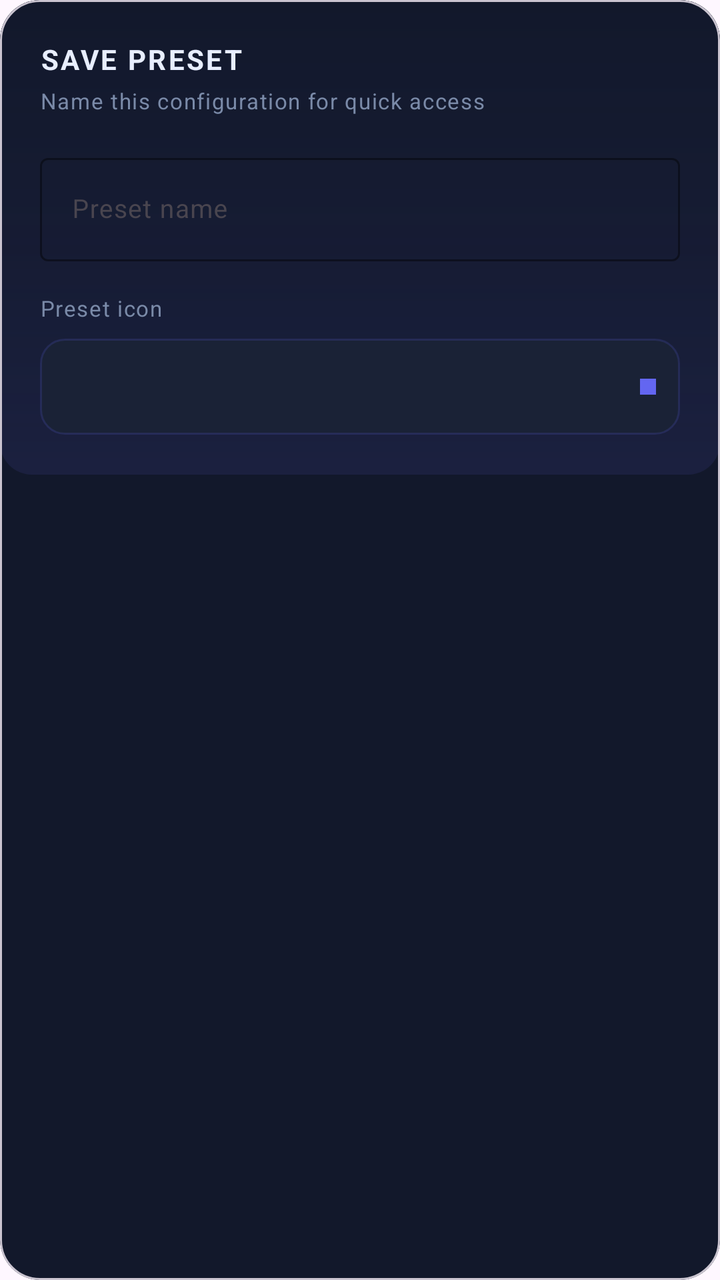
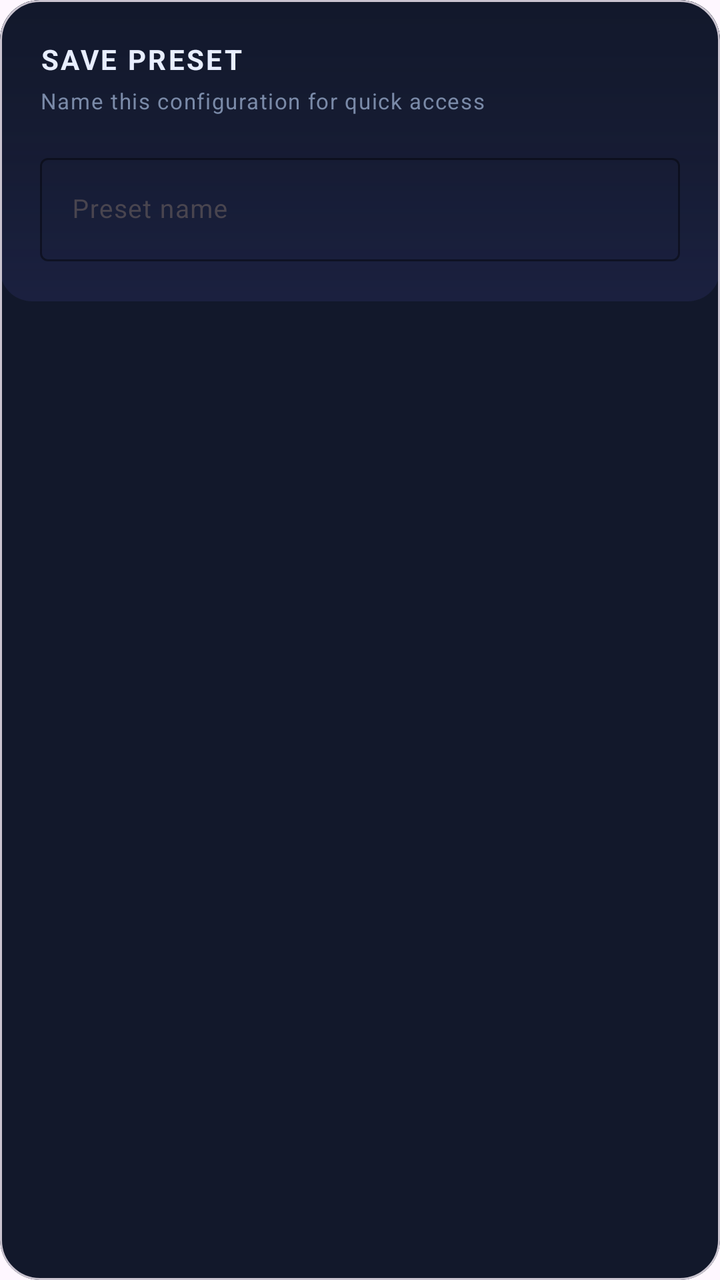

The first picture is an Android layout as it rendered before a commit; the second is the same layout after the commit. The layout source and the unified diff follow.
<!-- AndroidManifest.xml: application theme Theme.Bifrost -->
<!-- res/layout/dialog_preset_name.xml -->
<?xml version="1.0" encoding="utf-8"?>
<com.google.android.material.card.MaterialCardView xmlns:android="http://schemas.android.com/apk/res/android"
    xmlns:app="http://schemas.android.com/apk/res-auto"
    android:layout_width="match_parent"
    android:layout_height="wrap_content"
    app:cardCornerRadius="20dp"
    app:cardElevation="0dp"
    app:cardBackgroundColor="@color/bifrost_card"
    android:layout_margin="16dp"
    android:outlineAmbientShadowColor="@color/bifrost_glow_purple"
    android:outlineSpotShadowColor="@color/bifrost_glow_purple">

    <LinearLayout
        android:layout_width="match_parent"
        android:layout_height="wrap_content"
        android:orientation="vertical"
        android:padding="20dp"
        android:background="@drawable/card_glow_bg">

        <TextView
            android:id="@+id/dialogTitle"
            android:layout_width="wrap_content"
            android:layout_height="wrap_content"
            android:text="SAVE PRESET"
            android:textColor="@color/bifrost_text"
            android:textSize="14sp"
            android:textStyle="bold"
            android:letterSpacing="0.08"
            android:layout_marginBottom="4dp" />

        <TextView
            android:id="@+id/dialogSubtitle"
            android:layout_width="wrap_content"
            android:layout_height="wrap_content"
            android:text="Name this configuration for quick access"
            android:textColor="@color/bifrost_text_secondary"
            android:textSize="11sp"
            android:letterSpacing="0.05"
            android:layout_marginBottom="16dp" />

        <com.google.android.material.textfield.TextInputLayout
            android:id="@+id/presetNameInputLayout"
            android:layout_width="match_parent"
            android:layout_height="wrap_content"
            android:hint="Preset name"
            app:boxBackgroundMode="outline"
            app:boxStrokeColor="@color/bifrost_accent"
            app:hintTextColor="@color/bifrost_text_secondary">

            <com.google.android.material.textfield.TextInputEditText
                android:id="@+id/presetNameInput"
                android:layout_width="match_parent"
                android:layout_height="wrap_content"
                android:textColor="@color/bifrost_text"
                android:textColorHint="@color/bifrost_text_secondary"
                android:textSize="13sp" />
        </com.google.android.material.textfield.TextInputLayout>

        <TextView
            android:layout_width="wrap_content"
            android:layout_height="wrap_content"
            android:layout_marginTop="16dp"
            android:layout_marginBottom="8dp"
            android:text="Preset icon"
            android:textColor="@color/bifrost_text_secondary"
            android:textSize="11sp"
            android:letterSpacing="0.05" />

        <Spinner
            android:id="@+id/presetIconSpinner"
            android:layout_width="match_parent"
            android:layout_height="48dp"
            android:background="@drawable/bifrost_spinner_modern"
            android:paddingStart="12dp"
            android:paddingEnd="12dp"
            android:paddingTop="8dp"
            android:paddingBottom="8dp" />

        <com.google.android.material.button.MaterialButton
            android:id="@+id/presetCustomImageButton"
            android:layout_width="match_parent"
            android:layout_height="wrap_content"
            android:layout_marginTop="12dp"
            android:text="Use custom image"
            android:textAllCaps="false"
            android:textColor="@color/bifrost_text"
            android:visibility="gone"
            app:icon="@android:drawable/ic_menu_gallery"
            app:iconGravity="textStart"
            app:iconPadding="8dp"
            app:iconTint="@color/bifrost_text"
            app:strokeColor="@color/bifrost_accent"
            app:strokeWidth="1dp" />

    </LinearLayout>
</com.google.android.material.card.MaterialCardView>
<!-- resources referenced by this layout -->
<resources>
  <color name="bifrost_accent">#6366F1</color>
  <color name="bifrost_card">#12182B</color>
  <color name="bifrost_glow_purple">#6366F1</color>
  <color name="bifrost_text">#E8EEFF</color>
  <color name="bifrost_text_secondary">#7A8AA8</color>
  <!-- drawable bifrost_spinner_modern (drawable) -->
  <layer-list xmlns:android="http://schemas.android.com/apk/res/android">
      <item>
          <shape android:shape="rectangle">
              <solid android:color="@color/bifrost_surface" />
              <corners android:radius="12dp" />
              <stroke
                  android:width="1dp"
                  android:color="#2A6366F1" />
          </shape>
      </item>
      <item android:gravity="end|center_vertical" android:right="12dp">
          <shape android:shape="rectangle">
              <size android:width="8dp" android:height="8dp" />
              <solid android:color="@color/bifrost_accent" />
          </shape>
      </item>
  </layer-list>
  <!-- drawable card_glow_bg (drawable) -->
  <?xml version="1.0" encoding="utf-8"?>
  <layer-list xmlns:android="http://schemas.android.com/apk/res/android">
      <item>
          <shape android:shape="rectangle">
              <solid android:color="@color/bifrost_card" />
              <corners android:radius="16dp" />
          </shape>
      </item>
      <item android:top="0dp">
          <shape android:shape="rectangle">
              <gradient
                  android:angle="90"
                  android:startColor="#1A6366F1"
                  android:centerColor="#0A6366F1"
                  android:endColor="#00000000"
                  android:type="linear" />
              <corners android:radius="16dp" />
          </shape>
      </item>
  </layer-list>
  <style name="Theme.Bifrost" parent="Base.Theme.Bifrost" />
  <color name="bifrost_surface">#1A2236</color>
  <style name="Base.Theme.Bifrost" parent="Theme.Material3.DayNight.NoActionBar">
      </style>
</resources>

<!-- the commit's change to res/layout/dialog_preset_name.xml (unified diff, before → after) -->
@@ -56,25 +56,6 @@
                 android:textSize="13sp" />
         </com.google.android.material.textfield.TextInputLayout>
 
-        <TextView
-            android:layout_width="wrap_content"
-            android:layout_height="wrap_content"
-            android:layout_marginTop="16dp"
-            android:layout_marginBottom="8dp"
-            android:text="Preset icon"
-            android:textColor="@color/bifrost_text_secondary"
-            android:textSize="11sp"
-            android:letterSpacing="0.05" />
-
-        <Spinner
-            android:id="@+id/presetIconSpinner"
-            android:layout_width="match_parent"
-            android:layout_height="48dp"
-            android:background="@drawable/bifrost_spinner_modern"
-            android:paddingStart="12dp"
-            android:paddingEnd="12dp"
-            android:paddingTop="8dp"
-            android:paddingBottom="8dp" />
 
         <com.google.android.material.button.MaterialButton
             android:id="@+id/presetCustomImageButton"
<!-- resource entries referenced after the edit -->
@@ -5,24 +5,6 @@
   <color name="bifrost_glow_purple">#6366F1</color>
   <color name="bifrost_text">#E8EEFF</color>
   <color name="bifrost_text_secondary">#7A8AA8</color>
-  <!-- drawable bifrost_spinner_modern (drawable) -->
-  <layer-list xmlns:android="http://schemas.android.com/apk/res/android">
-      <item>
-          <shape android:shape="rectangle">
-              <solid android:color="@color/bifrost_surface" />
-              <corners android:radius="12dp" />
-              <stroke
-                  android:width="1dp"
-                  android:color="#2A6366F1" />
-          </shape>
-      </item>
-      <item android:gravity="end|center_vertical" android:right="12dp">
-          <shape android:shape="rectangle">
-              <size android:width="8dp" android:height="8dp" />
-              <solid android:color="@color/bifrost_accent" />
-          </shape>
-      </item>
-  </layer-list>
   <!-- drawable card_glow_bg (drawable) -->
   <?xml version="1.0" encoding="utf-8"?>
   <layer-list xmlns:android="http://schemas.android.com/apk/res/android">
@@ -45,7 +27,6 @@
       </item>
   </layer-list>
   <style name="Theme.Bifrost" parent="Base.Theme.Bifrost" />
-  <color name="bifrost_surface">#1A2236</color>
   <style name="Base.Theme.Bifrost" parent="Theme.Material3.DayNight.NoActionBar">
       </style>
 </resources>
